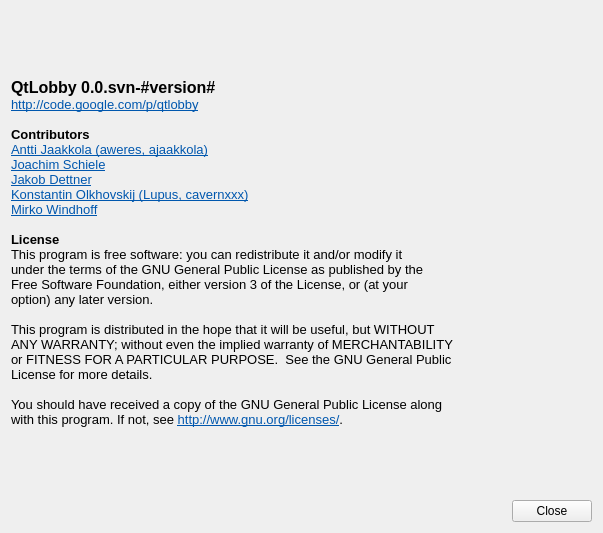
Before: the Qt Designer form ui/AboutWidget.ui in tizbac/qtlobby, drawn with Qt 5.
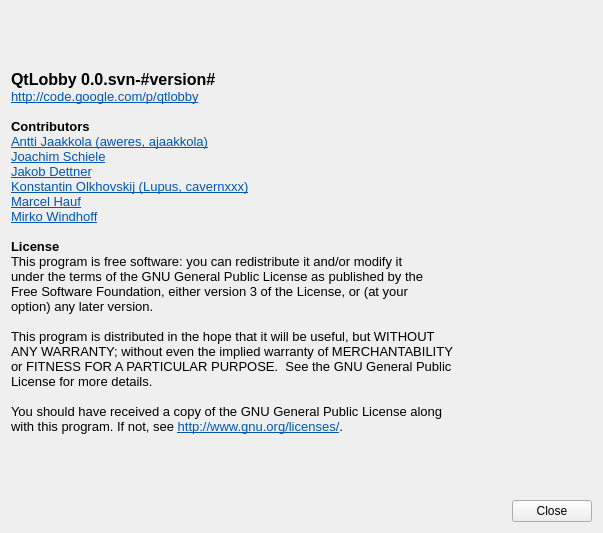
After: the same form once the commit is applied. Icons and pictures are not drawn.

```diff
--- a/ui/AboutWidget.ui
+++ b/ui/AboutWidget.ui
@@ -22,29 +22,30 @@
         <string>&lt;!DOCTYPE HTML PUBLIC &quot;-//W3C//DTD HTML 4.0//EN&quot; &quot;http://www.w3.org/TR/REC-html40/strict.dtd&quot;&gt;
 &lt;html&gt;&lt;head&gt;&lt;meta name=&quot;qrichtext&quot; content=&quot;1&quot; /&gt;&lt;style type=&quot;text/css&quot;&gt;
 p, li { white-space: pre-wrap; }
-&lt;/style&gt;&lt;/head&gt;&lt;body style=&quot; font-family:'DejaVu Sans'; font-size:9pt; font-weight:400; font-style:normal;&quot;&gt;
+&lt;/style&gt;&lt;/head&gt;&lt;body style=&quot; font-family:'Verdana'; font-size:10pt; font-weight:400; font-style:normal;&quot;&gt;
 &lt;p style=&quot; margin-top:0px; margin-bottom:0px; margin-left:0px; margin-right:0px; -qt-block-indent:0; text-indent:0px;&quot;&gt;&lt;img src=&quot;:/icons/qtlobby-logo-64x64.png&quot; /&gt;&lt;/p&gt;
-&lt;p style=&quot; margin-top:0px; margin-bottom:0px; margin-left:0px; margin-right:0px; -qt-block-indent:0; text-indent:0px;&quot;&gt;&lt;span style=&quot; font-family:'Verdana'; font-size:12pt; font-weight:600;&quot;&gt;QtLobby 0.0.svn-#version#&lt;/span&gt;&lt;/p&gt;
-&lt;p style=&quot; margin-top:0px; margin-bottom:0px; margin-left:0px; margin-right:0px; -qt-block-indent:0; text-indent:0px;&quot;&gt;&lt;a href=&quot;http://code.google.com/p/qtlobby/&quot;&gt;&lt;span style=&quot; font-family:'Verdana'; font-size:10pt; text-decoration: underline; color:#0057ae;&quot;&gt;http://code.google.com/p/qtlobby&lt;/span&gt;&lt;/a&gt;&lt;/p&gt;
-&lt;p style=&quot;-qt-paragraph-type:empty; margin-top:0px; margin-bottom:0px; margin-left:0px; margin-right:0px; -qt-block-indent:0; text-indent:0px; font-family:'Sans Serif'; font-size:10pt;&quot;&gt;&lt;/p&gt;
-&lt;p style=&quot; margin-top:0px; margin-bottom:0px; margin-left:0px; margin-right:0px; -qt-block-indent:0; text-indent:0px;&quot;&gt;&lt;span style=&quot; font-family:'Sans Serif'; font-size:10pt; font-weight:600;&quot;&gt;Contributors&lt;/span&gt;&lt;/p&gt;
-&lt;p style=&quot; margin-top:0px; margin-bottom:0px; margin-left:0px; margin-right:0px; -qt-block-indent:0; text-indent:0px;&quot;&gt;&lt;a href=&quot;http://code.google.com/u/ajaakkola/&quot;&gt;&lt;span style=&quot; font-family:'Verdana'; font-size:10pt; text-decoration: underline; color:#0057ae;&quot;&gt;Antti Jaakkola (aweres, ajaakkola)&lt;/span&gt;&lt;/a&gt;&lt;/p&gt;
-&lt;p style=&quot; margin-top:0px; margin-bottom:0px; margin-left:0px; margin-right:0px; -qt-block-indent:0; text-indent:0px;&quot;&gt;&lt;a href=&quot;http://lastlog.de&quot;&gt;&lt;span style=&quot; font-family:'Verdana'; font-size:10pt; text-decoration: underline; color:#0057ae;&quot;&gt;Joachim Schiele&lt;/span&gt;&lt;/a&gt;&lt;/p&gt;
-&lt;p style=&quot; margin-top:0px; margin-bottom:0px; margin-left:0px; margin-right:0px; -qt-block-indent:0; text-indent:0px;&quot;&gt;&lt;a href=&quot;http://jakob.dettner.de&quot;&gt;&lt;span style=&quot; font-family:'Verdana'; font-size:10pt; text-decoration: underline; color:#0057ae;&quot;&gt;Jakob Dettner&lt;/span&gt;&lt;/a&gt;&lt;/p&gt;
-&lt;p style=&quot; margin-top:0px; margin-bottom:0px; margin-left:0px; margin-right:0px; -qt-block-indent:0; text-indent:0px;&quot;&gt;&lt;a href=&quot;http://code.google.com/u/cavernxxx/&quot;&gt;&lt;span style=&quot; font-family:'Verdana'; font-size:10pt; text-decoration: underline; color:#0057ae;&quot;&gt;Konstantin Olkhovskij (Lupus, cavernxxx)&lt;/span&gt;&lt;/a&gt;&lt;/p&gt;
-&lt;p style=&quot; margin-top:0px; margin-bottom:0px; margin-left:0px; margin-right:0px; -qt-block-indent:0; text-indent:0px;&quot;&gt;&lt;a href=&quot;http://mirko.windhoff.net&quot;&gt;&lt;span style=&quot; font-family:'Verdana'; font-size:10pt; text-decoration: underline; color:#0057ae;&quot;&gt;Mirko Windhoff&lt;/span&gt;&lt;/a&gt;&lt;/p&gt;
-&lt;p style=&quot;-qt-paragraph-type:empty; margin-top:0px; margin-bottom:0px; margin-left:0px; margin-right:0px; -qt-block-indent:0; text-indent:0px; font-family:'Sans Serif'; font-size:10pt;&quot;&gt;&lt;/p&gt;
-&lt;p style=&quot; margin-top:0px; margin-bottom:0px; margin-left:0px; margin-right:0px; -qt-block-indent:0; text-indent:0px;&quot;&gt;&lt;span style=&quot; font-family:'Sans Serif'; font-size:10pt; font-weight:600;&quot;&gt;License&lt;/span&gt;&lt;/p&gt;
-&lt;p style=&quot; margin-top:0px; margin-bottom:0px; margin-left:0px; margin-right:0px; -qt-block-indent:0; text-indent:0px;&quot;&gt;&lt;span style=&quot; font-family:'Sans Serif'; font-size:10pt;&quot;&gt;This program is free software: you can redistribute it and/or modify it &lt;/span&gt;&lt;/p&gt;
-&lt;p style=&quot; margin-top:0px; margin-bottom:0px; margin-left:0px; margin-right:0px; -qt-block-indent:0; text-indent:0px;&quot;&gt;&lt;span style=&quot; font-family:'Sans Serif'; font-size:10pt;&quot;&gt;under the terms of the GNU General Public License as published by the &lt;/span&gt;&lt;/p&gt;
-&lt;p style=&quot; margin-top:0px; margin-bottom:0px; margin-left:0px; margin-right:0px; -qt-block-indent:0; text-indent:0px;&quot;&gt;&lt;span style=&quot; font-family:'Sans Serif'; font-size:10pt;&quot;&gt;Free Software Foundation, either version 3 of the License, or (at your &lt;/span&gt;&lt;/p&gt;
-&lt;p style=&quot; margin-top:0px; margin-bottom:0px; margin-left:0px; margin-right:0px; -qt-block-indent:0; text-indent:0px;&quot;&gt;&lt;span style=&quot; font-family:'Sans Serif'; font-size:10pt;&quot;&gt;option) any later version.&lt;/span&gt;&lt;/p&gt;
-&lt;p style=&quot; margin-top:0px; margin-bottom:0px; margin-left:0px; margin-right:0px; -qt-block-indent:0; text-indent:0px;&quot;&gt;&lt;span style=&quot; font-family:'Sans Serif'; font-size:10pt;&quot;&gt;&lt;br /&gt;This program is distributed in the hope that it will be useful, but WITHOUT &lt;/span&gt;&lt;/p&gt;
-&lt;p style=&quot; margin-top:0px; margin-bottom:0px; margin-left:0px; margin-right:0px; -qt-block-indent:0; text-indent:0px;&quot;&gt;&lt;span style=&quot; font-family:'Sans Serif'; font-size:10pt;&quot;&gt;ANY WARRANTY; without even the implied warranty of MERCHANTABILITY &lt;/span&gt;&lt;/p&gt;
-&lt;p style=&quot; margin-top:0px; margin-bottom:0px; margin-left:0px; margin-right:0px; -qt-block-indent:0; text-indent:0px;&quot;&gt;&lt;span style=&quot; font-family:'Sans Serif'; font-size:10pt;&quot;&gt;or FITNESS FOR A PARTICULAR PURPOSE.  See the GNU General Public &lt;/span&gt;&lt;/p&gt;
-&lt;p style=&quot; margin-top:0px; margin-bottom:0px; margin-left:0px; margin-right:0px; -qt-block-indent:0; text-indent:0px;&quot;&gt;&lt;span style=&quot; font-family:'Sans Serif'; font-size:10pt;&quot;&gt;License for more details.&lt;/span&gt;&lt;/p&gt;
-&lt;p style=&quot; margin-top:0px; margin-bottom:0px; margin-left:0px; margin-right:0px; -qt-block-indent:0; text-indent:0px;&quot;&gt;&lt;span style=&quot; font-family:'Sans Serif'; font-size:10pt;&quot;&gt;&lt;br /&gt;You should have received a copy of the GNU General Public License along &lt;/span&gt;&lt;/p&gt;
-&lt;p style=&quot; margin-top:0px; margin-bottom:0px; margin-left:0px; margin-right:0px; -qt-block-indent:0; text-indent:0px;&quot;&gt;&lt;span style=&quot; font-family:'Sans Serif'; font-size:10pt;&quot;&gt;with this program. If not, see &lt;/span&gt;&lt;a href=&quot;http://www.gnu.org/licenses/&quot;&gt;&lt;span style=&quot; font-family:'Verdana'; font-size:10pt; text-decoration: underline; color:#0057ae;&quot;&gt;http://www.gnu.org/licenses/&lt;/span&gt;&lt;/a&gt;&lt;span style=&quot; font-family:'Sans Serif'; font-size:10pt;&quot;&gt;.&lt;/span&gt;&lt;/p&gt;&lt;/body&gt;&lt;/html&gt;</string>
+&lt;p style=&quot; margin-top:0px; margin-bottom:0px; margin-left:0px; margin-right:0px; -qt-block-indent:0; text-indent:0px;&quot;&gt;&lt;span style=&quot; font-size:12pt; font-weight:600;&quot;&gt;QtLobby 0.0.svn-#version#&lt;/span&gt;&lt;/p&gt;
+&lt;p style=&quot; margin-top:0px; margin-bottom:0px; margin-left:0px; margin-right:0px; -qt-block-indent:0; text-indent:0px;&quot;&gt;&lt;a href=&quot;http://code.google.com/p/qtlobby/&quot;&gt;&lt;span style=&quot; text-decoration: underline; color:#0057ae;&quot;&gt;http://code.google.com/p/qtlobby&lt;/span&gt;&lt;/a&gt;&lt;/p&gt;
+&lt;p style=&quot;-qt-paragraph-type:empty; margin-top:0px; margin-bottom:0px; margin-left:0px; margin-right:0px; -qt-block-indent:0; text-indent:0px; font-family:'Sans Serif';&quot;&gt;&lt;/p&gt;
+&lt;p style=&quot; margin-top:0px; margin-bottom:0px; margin-left:0px; margin-right:0px; -qt-block-indent:0; text-indent:0px;&quot;&gt;&lt;span style=&quot; font-family:'Sans Serif'; font-weight:600;&quot;&gt;Contributors&lt;/span&gt;&lt;/p&gt;
+&lt;p style=&quot; margin-top:0px; margin-bottom:0px; margin-left:0px; margin-right:0px; -qt-block-indent:0; text-indent:0px;&quot;&gt;&lt;a href=&quot;http://code.google.com/u/ajaakkola/&quot;&gt;&lt;span style=&quot; text-decoration: underline; color:#0057ae;&quot;&gt;Antti Jaakkola (aweres, ajaakkola)&lt;/span&gt;&lt;/a&gt;&lt;/p&gt;
+&lt;p style=&quot; margin-top:0px; margin-bottom:0px; margin-left:0px; margin-right:0px; -qt-block-indent:0; text-indent:0px;&quot;&gt;&lt;a href=&quot;http://lastlog.de&quot;&gt;&lt;span style=&quot; text-decoration: underline; color:#0057ae;&quot;&gt;Joachim Schiele&lt;/span&gt;&lt;/a&gt;&lt;/p&gt;
+&lt;p style=&quot; margin-top:0px; margin-bottom:0px; margin-left:0px; margin-right:0px; -qt-block-indent:0; text-indent:0px;&quot;&gt;&lt;a href=&quot;http://jakob.dettner.de&quot;&gt;&lt;span style=&quot; text-decoration: underline; color:#0057ae;&quot;&gt;Jakob Dettner&lt;/span&gt;&lt;/a&gt;&lt;/p&gt;
+&lt;p style=&quot; margin-top:0px; margin-bottom:0px; margin-left:0px; margin-right:0px; -qt-block-indent:0; text-indent:0px;&quot;&gt;&lt;a href=&quot;http://code.google.com/u/cavernxxx/&quot;&gt;&lt;span style=&quot; text-decoration: underline; color:#0057ae;&quot;&gt;Konstantin Olkhovskij (Lupus, cavernxxx)&lt;/span&gt;&lt;/a&gt;&lt;/p&gt;
+&lt;p style=&quot; margin-top:0px; margin-bottom:0px; margin-left:0px; margin-right:0px; -qt-block-indent:0; text-indent:0px;&quot;&gt;&lt;a href=&quot;http://code.google.com/u/marcel.hauf/&quot;&gt;&lt;span style=&quot; text-decoration: underline; color:#0057ae;&quot;&gt;Marcel Hauf&lt;/span&gt;&lt;/a&gt;&lt;/p&gt;
+&lt;p style=&quot; margin-top:0px; margin-bottom:0px; margin-left:0px; margin-right:0px; -qt-block-indent:0; text-indent:0px;&quot;&gt;&lt;a href=&quot;http://mirko.windhoff.net&quot;&gt;&lt;span style=&quot; text-decoration: underline; color:#0057ae;&quot;&gt;Mirko Windhoff&lt;/span&gt;&lt;/a&gt;&lt;/p&gt;
+&lt;p style=&quot;-qt-paragraph-type:empty; margin-top:0px; margin-bottom:0px; margin-left:0px; margin-right:0px; -qt-block-indent:0; text-indent:0px; font-family:'Sans Serif';&quot;&gt;&lt;/p&gt;
+&lt;p style=&quot; margin-top:0px; margin-bottom:0px; margin-left:0px; margin-right:0px; -qt-block-indent:0; text-indent:0px;&quot;&gt;&lt;span style=&quot; font-family:'Sans Serif'; font-weight:600;&quot;&gt;License&lt;/span&gt;&lt;/p&gt;
+&lt;p style=&quot; margin-top:0px; margin-bottom:0px; margin-left:0px; margin-right:0px; -qt-block-indent:0; text-indent:0px;&quot;&gt;&lt;span style=&quot; font-family:'Sans Serif';&quot;&gt;This program is free software: you can redistribute it and/or modify it &lt;/span&gt;&lt;/p&gt;
+&lt;p style=&quot; margin-top:0px; margin-bottom:0px; margin-left:0px; margin-right:0px; -qt-block-indent:0; text-indent:0px;&quot;&gt;&lt;span style=&quot; font-family:'Sans Serif';&quot;&gt;under the terms of the GNU General Public License as published by the &lt;/span&gt;&lt;/p&gt;
+&lt;p style=&quot; margin-top:0px; margin-bottom:0px; margin-left:0px; margin-right:0px; -qt-block-indent:0; text-indent:0px;&quot;&gt;&lt;span style=&quot; font-family:'Sans Serif';&quot;&gt;Free Software Foundation, either version 3 of the License, or (at your &lt;/span&gt;&lt;/p&gt;
+&lt;p style=&quot; margin-top:0px; margin-bottom:0px; margin-left:0px; margin-right:0px; -qt-block-indent:0; text-indent:0px;&quot;&gt;&lt;span style=&quot; font-family:'Sans Serif';&quot;&gt;option) any later version.&lt;/span&gt;&lt;/p&gt;
+&lt;p style=&quot; margin-top:0px; margin-bottom:0px; margin-left:0px; margin-right:0px; -qt-block-indent:0; text-indent:0px;&quot;&gt;&lt;span style=&quot; font-family:'Sans Serif';&quot;&gt;&lt;br /&gt;This program is distributed in the hope that it will be useful, but WITHOUT &lt;/span&gt;&lt;/p&gt;
+&lt;p style=&quot; margin-top:0px; margin-bottom:0px; margin-left:0px; margin-right:0px; -qt-block-indent:0; text-indent:0px;&quot;&gt;&lt;span style=&quot; font-family:'Sans Serif';&quot;&gt;ANY WARRANTY; without even the implied warranty of MERCHANTABILITY &lt;/span&gt;&lt;/p&gt;
+&lt;p style=&quot; margin-top:0px; margin-bottom:0px; margin-left:0px; margin-right:0px; -qt-block-indent:0; text-indent:0px;&quot;&gt;&lt;span style=&quot; font-family:'Sans Serif';&quot;&gt;or FITNESS FOR A PARTICULAR PURPOSE.  See the GNU General Public &lt;/span&gt;&lt;/p&gt;
+&lt;p style=&quot; margin-top:0px; margin-bottom:0px; margin-left:0px; margin-right:0px; -qt-block-indent:0; text-indent:0px;&quot;&gt;&lt;span style=&quot; font-family:'Sans Serif';&quot;&gt;License for more details.&lt;/span&gt;&lt;/p&gt;
+&lt;p style=&quot; margin-top:0px; margin-bottom:0px; margin-left:0px; margin-right:0px; -qt-block-indent:0; text-indent:0px;&quot;&gt;&lt;span style=&quot; font-family:'Sans Serif';&quot;&gt;&lt;br /&gt;You should have received a copy of the GNU General Public License along &lt;/span&gt;&lt;/p&gt;
+&lt;p style=&quot; margin-top:0px; margin-bottom:0px; margin-left:0px; margin-right:0px; -qt-block-indent:0; text-indent:0px;&quot;&gt;&lt;span style=&quot; font-family:'Sans Serif';&quot;&gt;with this program. If not, see &lt;/span&gt;&lt;a href=&quot;http://www.gnu.org/licenses/&quot;&gt;&lt;span style=&quot; text-decoration: underline; color:#0057ae;&quot;&gt;http://www.gnu.org/licenses/&lt;/span&gt;&lt;/a&gt;&lt;span style=&quot; font-family:'Sans Serif';&quot;&gt;.&lt;/span&gt;&lt;/p&gt;&lt;/body&gt;&lt;/html&gt;</string>
        </property>
        <property name="openExternalLinks">
         <bool>true</bool>
```
